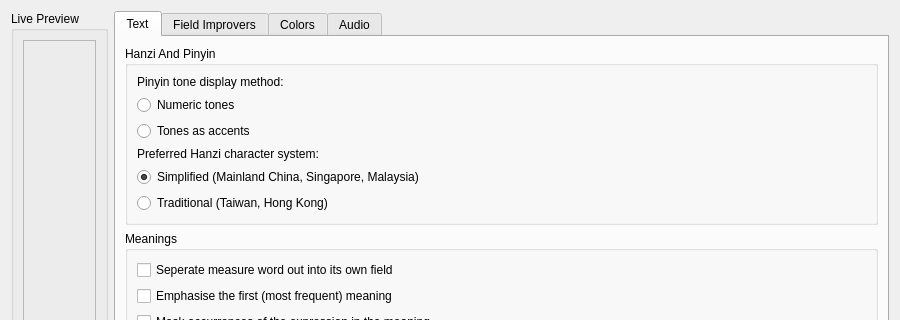
Nick3C/pinyin-toolkit, file pinyin/forms/designer/preferences.ui: the form before one commit; both pictures show x 0 to 900 and y 0 to 320 of the 900 by 650 pixel window.
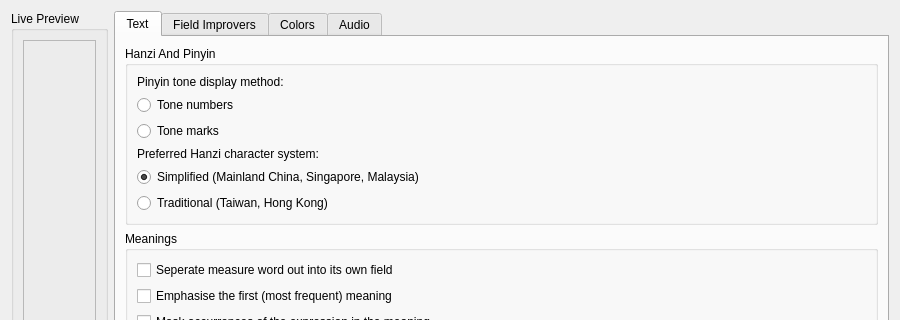
The form after the commit.

Commit message: Change accents -> tone marks and made the preferences preview character change with the character system. Closes #119

The edit to the form file:
```diff
--- a/pinyin/forms/designer/preferences.ui
+++ b/pinyin/forms/designer/preferences.ui
@@ -89,7 +89,7 @@
             <item>
              <widget class="QRadioButton" name="numericPinyinTonesRadio">
               <property name="text">
-               <string>Numeric tones</string>
+               <string>Tone numbers</string>
               </property>
               <property name="checked">
                <bool>true</bool>
@@ -99,7 +99,7 @@
             <item>
              <widget class="QRadioButton" name="tonifiedPinyinTonesRadio">
               <property name="text">
-               <string>Tones as accents</string>
+               <string>Tone marks</string>
               </property>
              </widget>
             </item>
```
The commit also changes 3 other files.
